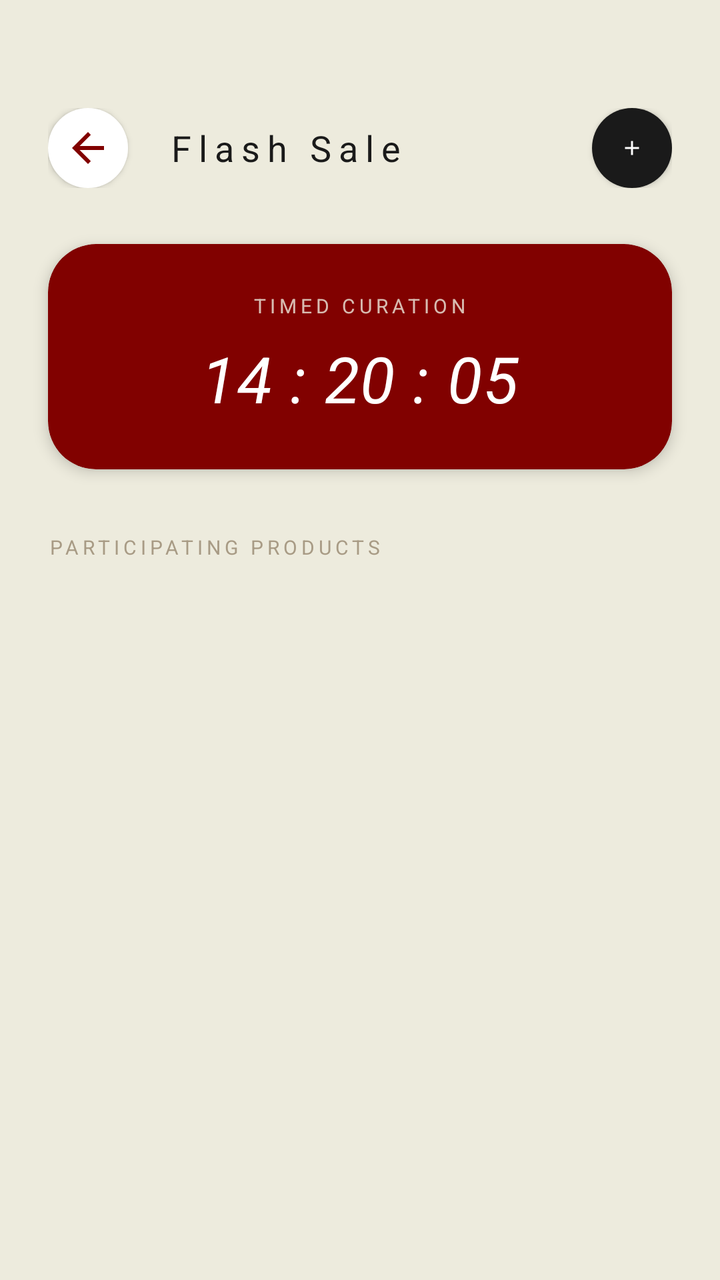
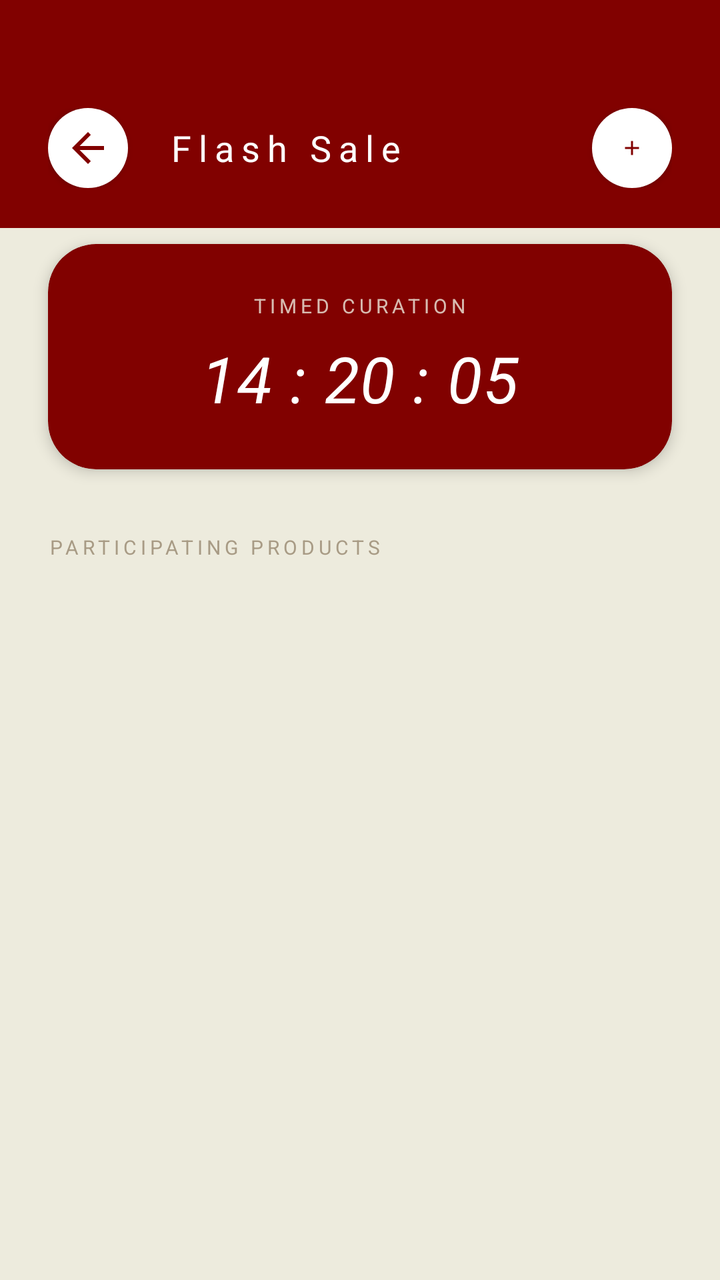

The first picture is an Android layout as it rendered before a commit; the second is the same layout after the commit. The layout source and the unified diff follow.
<!-- AndroidManifest.xml: activity theme Theme.Saive -->
<!-- res/layout/activity_flash_sale_management.xml -->
<?xml version="1.0" encoding="utf-8"?>
<androidx.constraintlayout.widget.ConstraintLayout xmlns:android="http://schemas.android.com/apk/res/android"
    xmlns:app="http://schemas.android.com/apk/res-auto"
    xmlns:tools="http://schemas.android.com/tools"
    android:layout_width="match_parent"
    android:layout_height="match_parent"
    android:background="@color/colorCotton"
    tools:context=".ui.FlashSaleManagementActivity">

    
    <LinearLayout
        android:id="@+id/toolbar"
        android:layout_width="match_parent"
        android:layout_height="wrap_content"
        android:orientation="horizontal"
        android:paddingHorizontal="24dp"
        android:paddingTop="54dp"
        android:paddingBottom="20dp"
        android:gravity="center_vertical"
        app:layout_constraintTop_toTopOf="parent">

        <ImageButton
            android:id="@+id/btnBack"
            android:layout_width="40dp"
            android:layout_height="40dp"
            android:background="@drawable/bg_circle_white"
            android:elevation="2dp"
            android:src="@drawable/ic_back"
            app:tint="@color/colorMaroon" />

        <TextView
            android:layout_width="0dp"
            android:layout_height="wrap_content"
            android:layout_weight="1"
            android:layout_marginStart="20dp"
            android:text="@string/admin_menu_flashsale"
            style="@style/TextAppearance.Saive.SectionHeader"
            android:textSize="18sp"
            android:textColor="@color/colorNoirBlack"
            android:letterSpacing="0.2" />

        <ImageButton
            android:id="@+id/btnCreateFlashSale"
            android:layout_width="40dp"
            android:layout_height="40dp"
            android:background="@drawable/bg_circle_black"
            android:elevation="2dp"
            android:src="@drawable/ic_plus"
            app:tint="@color/white" />
    </LinearLayout>

    
    <com.google.android.material.card.MaterialCardView
        android:id="@+id/cardTimer"
        android:layout_width="match_parent"
        android:layout_height="wrap_content"
        android:layout_marginHorizontal="24dp"
        android:layout_marginTop="8dp"
        app:cardBackgroundColor="@color/colorMaroon"
        app:cardCornerRadius="24dp"
        app:cardElevation="4dp"
        app:strokeWidth="0dp"
        app:layout_constraintTop_toBottomOf="@id/toolbar">

        <LinearLayout
            android:layout_width="match_parent"
            android:layout_height="wrap_content"
            android:orientation="vertical"
            android:padding="24dp"
            android:gravity="center">

            <TextView
                android:layout_width="wrap_content"
                android:layout_height="wrap_content"
                android:text="@string/flash_sale_title"
                style="@style/TextAppearance.Saive.Caption"
                android:textColor="@color/colorCotton"
                android:alpha="0.8"
                android:textSize="10sp"
                android:letterSpacing="0.2" />

            <TextView
                android:id="@+id/tvAdminTimer"
                android:layout_width="wrap_content"
                android:layout_height="wrap_content"
                android:text="14 : 20 : 05"
                style="@style/TextAppearance.Saive.Header"
                android:textColor="@color/white"
                android:textSize="32sp"
                android:layout_marginTop="8dp" />
        </LinearLayout>
    </com.google.android.material.card.MaterialCardView>

    <TextView
        android:id="@+id/tvListTitle"
        android:layout_width="wrap_content"
        android:layout_height="wrap_content"
        android:text="PARTICIPATING PRODUCTS"
        style="@style/TextAppearance.Saive.Caption"
        android:textColor="@color/colorSand"
        android:layout_marginStart="24dp"
        android:layout_marginTop="32dp"
        android:letterSpacing="0.2"
        app:layout_constraintTop_toBottomOf="@id/cardTimer"
        app:layout_constraintStart_toStartOf="parent"/>

    <androidx.recyclerview.widget.RecyclerView
        android:id="@+id/rvFlashSaleAdmin"
        android:layout_width="match_parent"
        android:layout_height="0dp"
        android:layout_marginTop="16dp"
        android:paddingHorizontal="24dp"
        android:clipToPadding="false"
        android:overScrollMode="never"
        app:layout_constraintTop_toBottomOf="@id/tvListTitle"
        app:layout_constraintBottom_toBottomOf="parent" />

</androidx.constraintlayout.widget.ConstraintLayout>
<!-- resources referenced by this layout -->
<resources>
  <color name="colorCotton">#EDEBDD</color>
  <color name="colorMaroon">#810100</color>
  <color name="colorNoirBlack">#1A1A1A</color>
  <color name="colorSand">#A89B85</color>
  <color name="white">#FFFFFFFF</color>
  <!-- drawable bg_circle_black (drawable) -->
  <?xml version="1.0" encoding="utf-8"?>
  <shape xmlns:android="http://schemas.android.com/apk/res/android"
      android:shape="oval">
      <solid android:color="@color/colorNoirBlack" />
      <size android:width="12dp" android:height="12dp" />
  </shape>
  <!-- drawable bg_circle_white (drawable) -->
  <?xml version="1.0" encoding="utf-8"?>
  <shape xmlns:android="http://schemas.android.com/apk/res/android">
      <solid android:color="@color/white" />
      <corners android:radius="1000dp" />
  </shape>
  <!-- drawable ic_back (drawable) -->
  <vector xmlns:android="http://schemas.android.com/apk/res/android"
      android:width="24dp"
      android:height="24dp"
      android:viewportWidth="24"
      android:viewportHeight="24">
      <path
          android:fillColor="#000000"
          android:pathData="M20,11H7.83l5.59,-5.59L12,4l-8,8l8,8l1.41,-1.41L7.83,13H20V11Z" />
  </vector>
  <!-- drawable ic_plus (drawable) -->
  <vector xmlns:android="http://schemas.android.com/apk/res/android"
      android:width="12dp"
      android:height="12dp"
      android:viewportWidth="24"
      android:viewportHeight="24">
      <path
          android:fillColor="#000000"
          android:pathData="M19,13H13V19H11V13H5V11H11V5H13V11H19V13Z" />
  </vector>
  <string name="admin_menu_flashsale">Flash Sale</string>
  <string name="flash_sale_title">TIMED CURATION</string>
  <style name="TextAppearance.Saive.Caption" parent="TextAppearance.Saive.Thin">
          <item name="android:textSize">@dimen/text_size_tiny</item>
          <item name="android:letterSpacing">0.4</item>
      </style>
  <style name="TextAppearance.Saive.Header" parent="TextAppearance.MaterialComponents.Headline3">
          <item name="android:fontFamily">serif</item>
          <item name="android:textStyle">italic</item>
          <item name="android:textSize">@dimen/text_size_h1</item>
          <item name="android:textColor">@color/colorNoirBlack</item>
          <item name="android:letterSpacing">0.02</item>
      </style>
  <style name="TextAppearance.Saive.SectionHeader" parent="TextAppearance.Saive.Header">
          <item name="android:textSize">@dimen/text_size_h3</item>
          <item name="android:textStyle">normal</item>
          <item name="android:textAllCaps">false</item>
      </style>
  <style name="Theme.Saive" parent="Base.Theme.Saive" />
  <style name="TextAppearance.Saive.Thin" parent="TextAppearance.MaterialComponents.Body1">
          <item name="android:fontFamily">sans-serif-light</item>
          <item name="android:letterSpacing">0.05</item>
      </style>
  <dimen name="text_size_tiny">10sp</dimen>
  <dimen name="text_size_h1">28sp</dimen>
  <dimen name="text_size_h3">20sp</dimen>
  <color name="colorLinen">#D4C9B8</color>
  <style name="TextAppearance.Saive.Light" parent="TextAppearance.MaterialComponents.Body2">
          <item name="android:fontFamily">sans-serif-light</item>
      </style>
  <style name="TextAppearance.Saive.Label" parent="TextAppearance.Saive.Thin">
          <item name="android:fontFamily">sans-serif-medium</item>
          <item name="android:textSize">@dimen/text_size_tiny</item>
          <item name="android:textColor">@color/colorNoirBlack</item>
          <item name="android:textAllCaps">true</item>
          <item name="android:letterSpacing">0.15</item>
      </style>
  <!-- unchanged entries left out for length: 1 -->
</resources>

<!-- the commit's change to res/layout/activity_flash_sale_management.xml (unified diff, before → after) -->
@@ -17,6 +17,7 @@
         android:paddingTop="54dp"
         android:paddingBottom="20dp"
         android:gravity="center_vertical"
+        android:background="@color/colorMaroon"
         app:layout_constraintTop_toTopOf="parent">
 
         <ImageButton
@@ -36,17 +37,17 @@
             android:text="@string/admin_menu_flashsale"
             style="@style/TextAppearance.Saive.SectionHeader"
             android:textSize="18sp"
-            android:textColor="@color/colorNoirBlack"
+            android:textColor="@color/white"
             android:letterSpacing="0.2" />
 
         <ImageButton
             android:id="@+id/btnCreateFlashSale"
             android:layout_width="40dp"
             android:layout_height="40dp"
-            android:background="@drawable/bg_circle_black"
+            android:background="@drawable/bg_circle_white"
             android:elevation="2dp"
             android:src="@drawable/ic_plus"
-            app:tint="@color/white" />
+            app:tint="@color/colorMaroon" />
     </LinearLayout>
 
     
<!-- resource entries referenced after the edit -->
@@ -5,13 +5,6 @@
   <color name="colorNoirBlack">#1A1A1A</color>
   <color name="colorSand">#A89B85</color>
   <color name="white">#FFFFFFFF</color>
-  <!-- drawable bg_circle_black (drawable) -->
-  <?xml version="1.0" encoding="utf-8"?>
-  <shape xmlns:android="http://schemas.android.com/apk/res/android"
-      android:shape="oval">
-      <solid android:color="@color/colorNoirBlack" />
-      <size android:width="12dp" android:height="12dp" />
-  </shape>
   <!-- drawable bg_circle_white (drawable) -->
   <?xml version="1.0" encoding="utf-8"?>
   <shape xmlns:android="http://schemas.android.com/apk/res/android">
